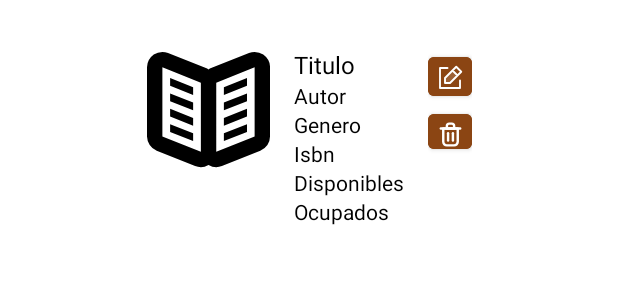
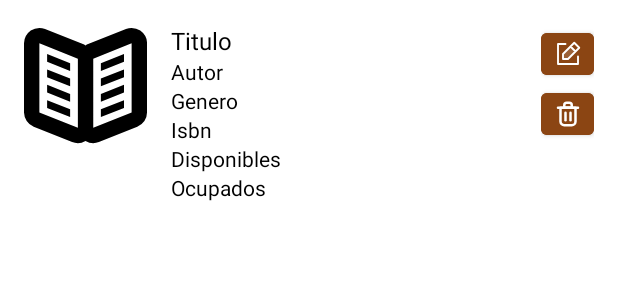
Before and after one commit to Maria-jose24/Taller_biblioteca, an Android app: the layout item_libro.xml on its own in the app's theme, with its tools: preview values and no code run, on a phone screen of 412 x 824 dp. Shown: the top 300 px of the screen. Run offline under Robolectric (Android 15) with nearby library versions, the phone set to English and light mode, and no system bars; network calls fail.

Commit message:
Se actualiza

```diff
--- a/CrudLibrary/app/src/main/res/layout/fragment_guardar_libro.xml
+++ b/CrudLibrary/app/src/main/res/layout/fragment_guardar_libro.xml
@@ -166,7 +166,7 @@
                     android:textSize="16dp" />
 
                 <Button
-                    android:id="@+id/btnListaLibro"
+                    android:id="@+id/btnListaLibros"
                     android:layout_width="wrap_content"
                     android:layout_height="wrap_content"
                     android:backgroundTint="#8b4513"
--- a/CrudLibrary/app/src/main/res/layout/item_libro.xml
+++ b/CrudLibrary/app/src/main/res/layout/item_libro.xml
@@ -6,27 +6,22 @@
     android:layout_height="wrap_content"
     android:padding="16dp">
 
-    <LinearLayout
-        android:layout_width="wrap_content"
-        android:layout_height="wrap_content"
-        android:orientation="horizontal"
-        app:layout_constraintTop_toTopOf="parent"
-        app:layout_constraintStart_toStartOf="parent"
-        app:layout_constraintEnd_toEndOf="parent"
-        android:layout_marginTop="16dp">
-
     <ImageView
         android:id="@+id/imageLibro"
         android:layout_width="82dp"
         android:layout_height="82dp"
         android:src="@drawable/libro"
-            android:contentDescription="Imagen del libro" />
+        android:contentDescription="Imagen del libro"
+        app:layout_constraintStart_toStartOf="parent"
+        app:layout_constraintTop_toTopOf="parent" />
 
     <LinearLayout
-            android:layout_width="wrap_content"
+        android:layout_width="0dp"
         android:layout_height="wrap_content"
         android:orientation="vertical"
-            android:paddingStart="16dp">
+        android:layout_marginStart="16dp"
+        app:layout_constraintStart_toEndOf="@id/imageLibro"
+        app:layout_constraintTop_toTopOf="parent">
 
         <TextView
             android:id="@+id/lblTitulo"
@@ -34,8 +29,7 @@
             android:layout_height="wrap_content"
             android:text="Titulo"
             android:textColor="#000000"
-                android:textSize="16sp"
-                />
+            android:textSize="16sp" />
 
         <TextView
             android:id="@+id/lblAutor"
@@ -45,7 +39,6 @@
             android:textSize="14sp"
             android:textColor="#000000" />
 
-
         <TextView
             android:id="@+id/lblGenero"
             android:layout_width="wrap_content"
@@ -54,7 +47,6 @@
             android:textSize="14sp"
             android:textColor="#000000" />
 
-
         <TextView
             android:id="@+id/lblIsbn"
             android:layout_width="wrap_content"
@@ -62,7 +54,6 @@
             android:text="Isbn"
             android:textSize="14sp"
             android:textColor="#000000" />
-
 
         <TextView
             android:id="@+id/lblDisponibles"
@@ -79,19 +70,20 @@
             android:text="Ocupados"
             android:textSize="14sp"
             android:textColor="#000000" />
-
     </LinearLayout>
 
     <LinearLayout
         android:layout_width="wrap_content"
         android:layout_height="wrap_content"
         android:orientation="vertical"
-            android:layout_marginStart="16dp">
+        android:layout_marginStart="16dp"
+        app:layout_constraintEnd_toEndOf="parent"
+        app:layout_constraintTop_toTopOf="parent">
 
         <Button
             android:id="@+id/buttonEditar"
-                android:layout_width="29dp"
-                android:layout_height="38dp"
+            android:layout_width="35dp"
+            android:layout_height="40dp"
             android:backgroundTint="#8b4513"
             app:icon="@drawable/editar"
             app:iconGravity="top"
@@ -99,14 +91,12 @@
 
         <Button
             android:id="@+id/buttonEliminar"
-                android:layout_width="29dp"
-                android:layout_height="35dp"
+            android:layout_width="35dp"
+            android:layout_height="40dp"
             android:backgroundTint="#8b4513"
             app:icon="@drawable/eliminar"
             app:iconGravity="top"
-                app:iconSize="19dp" />
-        </LinearLayout>
-
+            app:iconSize="20dp" />
     </LinearLayout>
 
 </androidx.constraintlayout.widget.ConstraintLayout>
--- a/CrudLibrary/app/src/main/res/values/colors.xml
+++ b/CrudLibrary/app/src/main/res/values/colors.xml
@@ -3,7 +3,6 @@
     <color name="black">#FF000000</color>
     <color name="white">#FFFFFFFF</color>
     <color name="colorPrimary">#8B4513</color>
-    <color name="purple_200">#FFBB86FC</color>
     <color name="purple_500">#FF6200EE</color>
     <color name="purple_700">#FF3700B3</color>
     <color name="teal_200">#FF03DAC5</color>
```
Also changed, not shown: CrudLibrary/app/build.gradle.kts (+8 -7 lines), CrudLibrary/app/src/main/java/com/example/crudlibrary/AdapterLibro.kt (+19 -4 lines), CrudLibrary/app/src/main/java/com/example/crudlibrary/MainActivity.kt (+15 -3 lines), CrudLibrary/app/src/main/java/com/example/crudlibrary/guardarLibroFragment.kt (+10 -3 lines), CrudLibrary/app/src/main/java/com/example/crudlibrary/listaLibroFragment.kt (+7 -1 lines), CrudLibrary/app/src/main/res/layout/activity_main.xml (+14 -15 lines), CrudLibrary/app/src/main/res/menu/nav_menu.xml (+8 -10 lines). Lines whose indentation alone changed are shown as unchanged.
